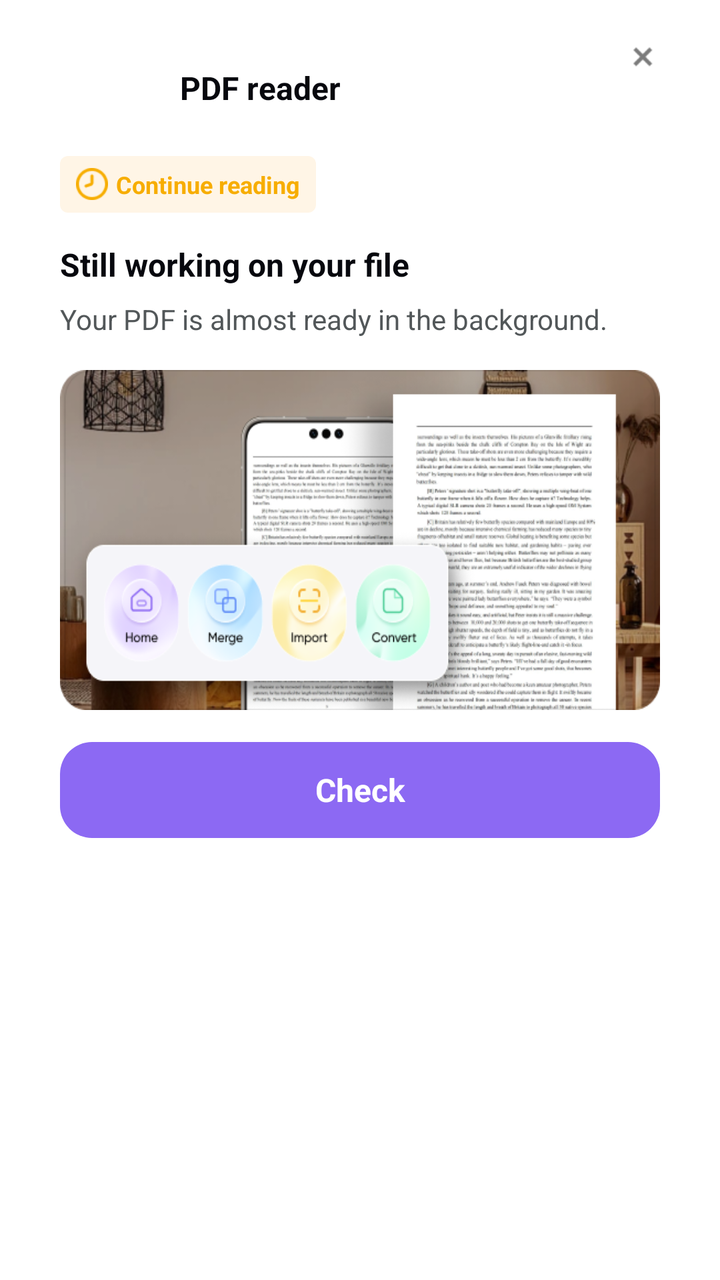
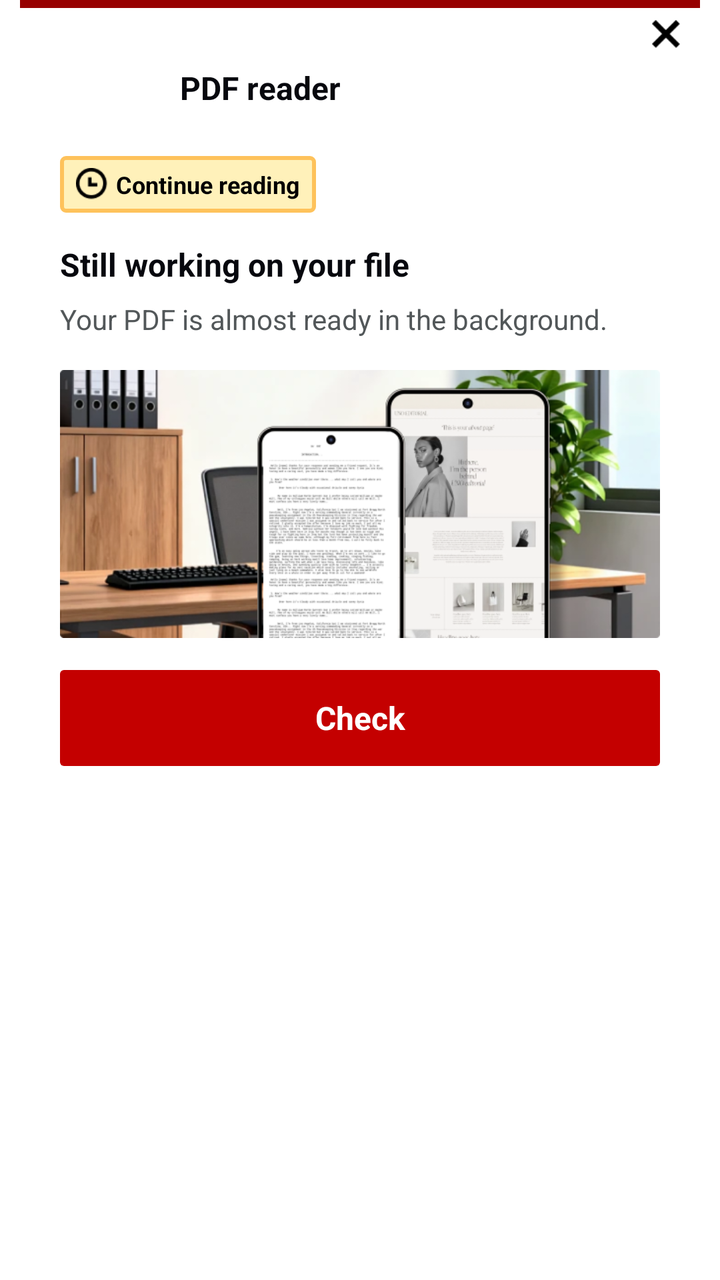

The first picture is an Android layout as it rendered before a commit; the second is the same layout after the commit. The layout source and the unified diff follow.
<!-- AndroidManifest.xml: fallback theme Theme.MaterialComponents.DayNight.NoActionBar -->
<!-- res/layout/large_overlay_layout.xml -->
<?xml version="1.0" encoding="utf-8"?>
<RelativeLayout xmlns:android="http://schemas.android.com/apk/res/android"
    android:layout_width="match_parent"
    android:layout_height="wrap_content">

    <RelativeLayout
        android:layout_width="match_parent"
        android:layout_height="wrap_content"
        android:layout_marginStart="10dp"
        android:layout_marginEnd="10dp">

        <LinearLayout
            android:layout_width="match_parent"
            android:layout_height="wrap_content"
            android:background="@drawable/large_overlay_background"
            android:orientation="vertical"
            android:padding="20dp">

            <LinearLayout
                android:layout_width="match_parent"
                android:layout_height="wrap_content"
                android:gravity="center_vertical"
                android:orientation="horizontal">

                <ImageView
                    android:id="@+id/icon_logo"
                    android:layout_width="48dp"
                    android:layout_height="48dp" />

                <TextView
                    android:id="@+id/app_name_text"
                    android:layout_width="0dp"
                    android:layout_height="wrap_content"
                    android:layout_marginStart="12dp"
                    android:layout_weight="1"
                    android:text="PDF reader"
                    android:textColor="#07080E"
                    android:textSize="16sp"
                    android:textStyle="bold" />
            </LinearLayout>

            <LinearLayout
                android:layout_width="wrap_content"
                android:layout_height="wrap_content"
                android:layout_marginTop="10dp"
                android:background="@drawable/overlay_timer_background"
                android:orientation="horizontal"
                android:paddingStart="8dp"
                android:paddingTop="6dp"
                android:paddingEnd="8dp"
                android:paddingBottom="6dp">

                <ImageView
                    android:layout_width="16dp"
                    android:layout_height="16dp"
                    android:src="@drawable/overlay_timer_icon" />

                <TextView
                    android:id="@+id/timer_text"
                    android:layout_width="wrap_content"
                    android:layout_height="wrap_content"
                    android:layout_marginStart="4dp"
                    android:text="Continue reading"
                    android:textColor="#F7AD00"
                    android:textSize="12sp"
                    android:textStyle="bold" />
            </LinearLayout>

            <TextView
                android:id="@+id/title_text"
                android:layout_width="match_parent"
                android:layout_height="wrap_content"
                android:layout_marginTop="15dp"
                android:text="Still working on your file"
                android:textColor="#07080E"
                android:textSize="16sp"
                android:textStyle="bold" />

            <TextView
                android:id="@+id/desc_text"
                android:layout_width="match_parent"
                android:layout_height="wrap_content"
                android:layout_marginTop="7dp"
                android:text="Your PDF is almost ready in the background."
                android:textColor="#525759"
                android:textSize="14sp" />

            <ImageView
                android:layout_width="match_parent"
                android:layout_height="170dp"
                android:layout_marginTop="16dp"
                android:scaleType="fitXY"
                android:src="@drawable/large_overlay_image" />

            <TextView
                android:id="@+id/btn_text"
                android:layout_width="match_parent"
                android:layout_height="48dp"
                android:layout_marginTop="16dp"
                android:background="@drawable/large_overlay_button_background"
                android:gravity="center"
                android:text="Check"
                android:textColor="#FFFFFF"
                android:textSize="16sp"
                android:textStyle="bold" />
        </LinearLayout>

        <ImageView
            android:id="@+id/close_img"
            android:layout_width="25dp"
            android:layout_height="25dp"
            android:layout_alignParentEnd="true"
            android:layout_marginTop="16dp"
            android:layout_marginEnd="16dp"
            android:src="@drawable/overlay_close_button" />
    </RelativeLayout>
</RelativeLayout>
<!-- resources referenced by this layout -->
<resources>
  <!-- drawable large_overlay_background (drawable) -->
  <?xml version="1.0" encoding="utf-8"?>
  <shape xmlns:android="http://schemas.android.com/apk/res/android"
      android:shape="rectangle">
      <solid android:color="#FFFFFF" />
      <corners android:radius="16dp" />
  </shape>
  <!-- drawable large_overlay_button_background (drawable) -->
  <?xml version="1.0" encoding="utf-8"?>
  <shape xmlns:android="http://schemas.android.com/apk/res/android"
      android:shape="rectangle">
      <solid android:color="#8C69F3" />
      <corners android:radius="16dp" />
  </shape>
  <!-- drawable large_overlay_image: png bitmap (drawable, 191435 bytes) -->
  <!-- drawable overlay_close_button: png bitmap (drawable, 785 bytes) -->
  <!-- drawable overlay_timer_background (drawable) -->
  <?xml version="1.0" encoding="utf-8"?>
  <shape xmlns:android="http://schemas.android.com/apk/res/android"
      android:shape="rectangle">
      <solid android:color="#FFF5E6" />
      <corners android:radius="4dp" />
  </shape>
  <!-- drawable overlay_timer_icon: png bitmap (drawable, 967 bytes) -->
</resources>

<!-- the commit's change to res/layout/large_overlay_layout.xml (unified diff, before → after) -->
@@ -61,7 +61,7 @@
                     android:layout_height="wrap_content"
                     android:layout_marginStart="4dp"
                     android:text="Continue reading"
-                    android:textColor="#F7AD00"
+                    android:textColor="#000000"
                     android:textSize="12sp"
                     android:textStyle="bold" />
             </LinearLayout>
@@ -87,7 +87,7 @@
 
             <ImageView
                 android:layout_width="match_parent"
-                android:layout_height="170dp"
+                android:layout_height="134dp"
                 android:layout_marginTop="16dp"
                 android:scaleType="fitXY"
                 android:src="@drawable/large_overlay_image" />
@@ -107,11 +107,16 @@
 
         <ImageView
             android:id="@+id/close_img"
-            android:layout_width="25dp"
-            android:layout_height="25dp"
+            android:layout_width="14dp"
+            android:layout_height="14dp"
             android:layout_alignParentEnd="true"
-            android:layout_marginTop="16dp"
-            android:layout_marginEnd="16dp"
+            android:layout_marginTop="10dp"
+            android:layout_marginEnd="10dp"
             android:src="@drawable/overlay_close_button" />
+        <LinearLayout
+            android:layout_width="match_parent"
+            android:layout_height="4dp"
+            android:background="#970000"
+            />
     </RelativeLayout>
 </RelativeLayout>
<!-- resource entries referenced after the edit -->
@@ -11,18 +11,20 @@
   <?xml version="1.0" encoding="utf-8"?>
   <shape xmlns:android="http://schemas.android.com/apk/res/android"
       android:shape="rectangle">
-      <solid android:color="#8C69F3" />
-      <corners android:radius="16dp" />
+      <solid android:color="#C40000" />
+      <corners android:radius="2dp" />
   </shape>
-  <!-- drawable large_overlay_image: png bitmap (drawable, 191435 bytes) -->
-  <!-- drawable overlay_close_button: png bitmap (drawable, 785 bytes) -->
+  <!-- drawable large_overlay_image: png bitmap (drawable, 163977 bytes) -->
+  <!-- drawable overlay_close_button: png bitmap (drawable, 379 bytes) -->
   <!-- drawable overlay_timer_background (drawable) -->
   <?xml version="1.0" encoding="utf-8"?>
   <shape xmlns:android="http://schemas.android.com/apk/res/android"
       android:shape="rectangle">
-      <solid android:color="#FFF5E6" />
-      <corners android:radius="4dp" />
+      <solid android:color="#85FFE57B" />
+      <corners android:radius="2dp" />
+      <stroke android:width="2dp"
+          android:color="#FEC25B"/>
   </shape>
-  <!-- drawable overlay_timer_icon: png bitmap (drawable, 967 bytes) -->
+  <!-- drawable overlay_timer_icon: png bitmap (drawable, 620 bytes) -->
 </resources>
 
